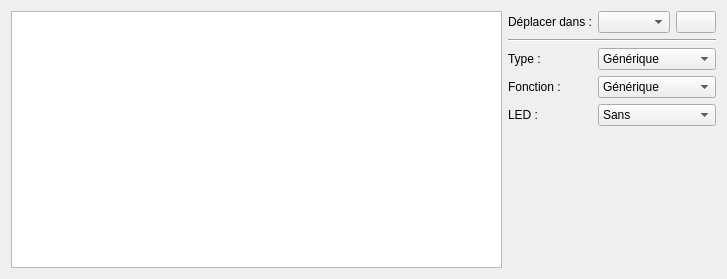
qelectrotech/qelectrotech-source-mirror, file sources/TerminalStrip/ui/freeterminaleditor.ui: the form before one commit.
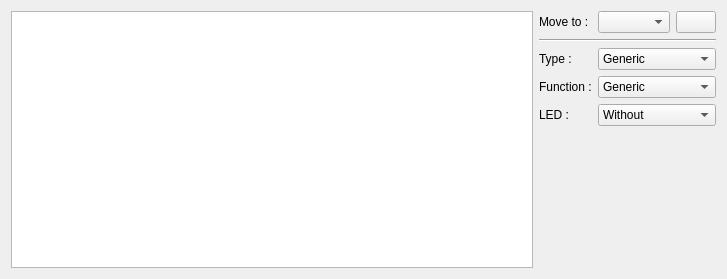
The form after the commit. Icons and pictures are not drawn.

What changed in the file:
```diff
--- a/sources/TerminalStrip/ui/freeterminaleditor.ui
+++ b/sources/TerminalStrip/ui/freeterminaleditor.ui
@@ -17,7 +17,7 @@
    <item row="0" column="1">
     <widget class="QLabel" name="m_move_label">
      <property name="text">
-      <string>Déplacer dans :</string>
+      <string>Move to :</string>
      </property>
     </widget>
    </item>
@@ -64,7 +64,7 @@
    <item row="3" column="1">
     <widget class="QLabel" name="label_2">
      <property name="text">
-      <string>Fonction :</string>
+      <string>Function :</string>
      </property>
     </widget>
    </item>
@@ -99,7 +99,7 @@
     <widget class="QComboBox" name="m_type_cb">
      <item>
       <property name="text">
-       <string>Générique</string>
+       <string>Generic</string>
       </property>
      </item>
      <item>
@@ -128,7 +128,7 @@
     <widget class="QComboBox" name="m_function_cb">
      <item>
       <property name="text">
-       <string>Générique</string>
+       <string>Generic</string>
       </property>
      </item>
      <item>
@@ -147,7 +147,7 @@
     <widget class="QComboBox" name="m_led_cb">
      <item>
       <property name="text">
-       <string>Sans</string>
+       <string>Without</string>
       </property>
      </item>
      <item>
```
Left out of the diff: 14 changed lines with no effect on the pictures.
